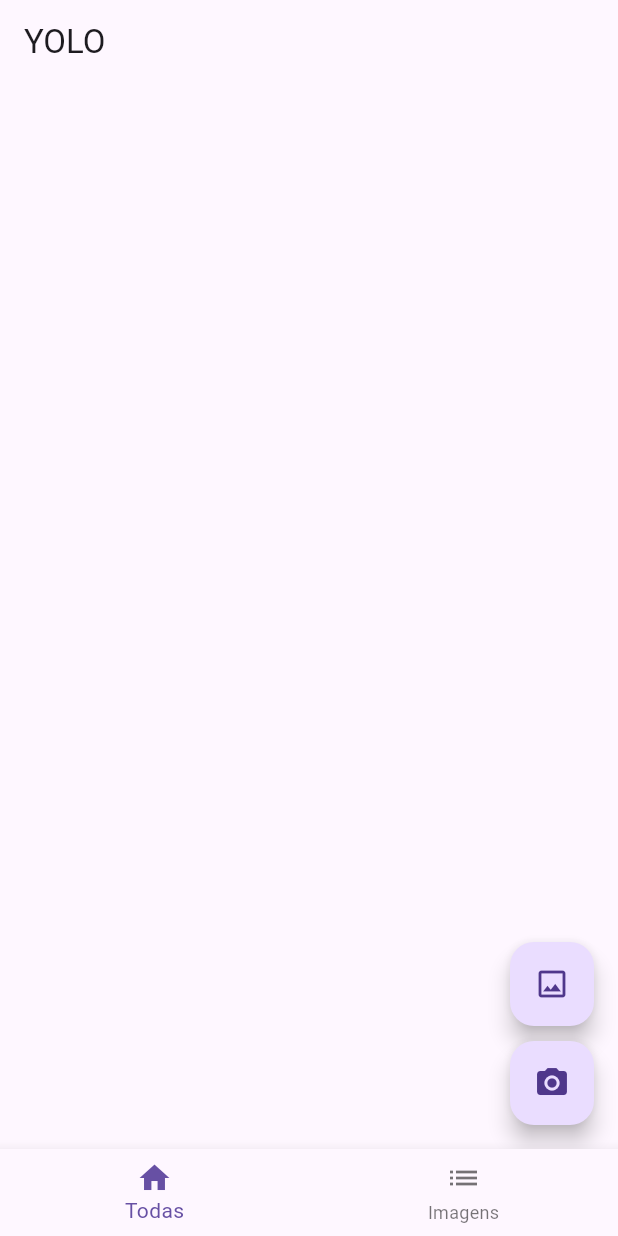
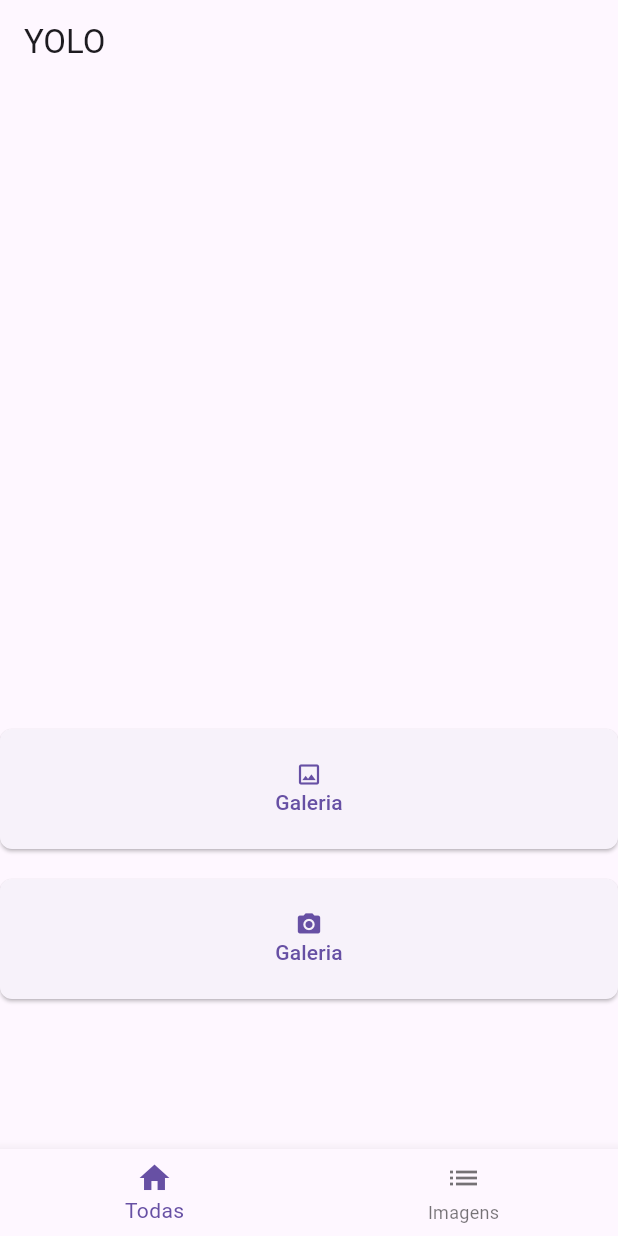
Before and after one commit to Willians-S-S/yolo_flutter, a Flutter app: the screen it shows after launch, on a phone screen of 412 x 824 dp. Run offline on Flutter 3.47's test engine with Material 2 defaults, Android fonts, the phone set to English and light mode, and no system bars; our stand-ins replace image_picker; missing offline and left inert: tflite_flutter.

Commit message:
REFACTOR - Mudanças nos botões

```diff
--- a/lib/pages/home_page.dart
+++ b/lib/pages/home_page.dart
@@ -88,17 +88,14 @@ class _HomePageState extends State<HomePage> {
       inferenceOutput = model.infer(image);
       updatePostprocess();
     }
-
   }
 
   @override
   Widget build(BuildContext context) {
     final bboxesColors = List<Color>.generate(
       numClasses,
-      (_) =>
-          Color((Random().nextDouble() * 0xFFFFFF).toInt()).withOpacity(1.0),
+      (_) => Color((Random().nextDouble() * 0xFFFFFF).toInt()).withOpacity(1.0),
     );
-
 
     final double displayWidth = MediaQuery.of(context).size.width;
     late double resizeFactor;
@@ -133,52 +130,6 @@ class _HomePageState extends State<HomePage> {
 
     return Scaffold(
       appBar: AppBar(title: const Text('YOLO')),
-      floatingActionButton: Column(
-        mainAxisAlignment: MainAxisAlignment.end,
-        children: [
-          // Fazer uma função para diminuir o código repetido nos botões
-
-          FloatingActionButton(
-            child: const Icon(Icons.image_outlined),
-            onPressed: () async {
-              final XFile? newImageFile =
-                  await picker.pickImage(source: ImageSource.gallery);
-              if (newImageFile != null) {
-                setState(() {
-                  imageFile = File(newImageFile.path);
-                });
-                final image =
-                    img.decodeImage(await newImageFile.readAsBytes())!;
-                imageWidth = image.width;
-                imageHeight = image.height;
-                inferenceOutput = model.infer(image);
-                updatePostprocess();
-              }
-            },
-          ),
-          const SizedBox(
-            height: 10,
-          ),
-          FloatingActionButton(
-            child: const Icon(Icons.camera_alt),
-            onPressed: () async {
-              final XFile? newImageFile =
-                  await picker.pickImage(source: ImageSource.camera);
-              if (newImageFile != null) {
-                setState(() {
-                  imageFile = File(newImageFile.path);
-                });
-                final image =
-                    img.decodeImage(await newImageFile.readAsBytes())!;
-                imageWidth = image.width;
-                imageHeight = image.height;
-                inferenceOutput = model.infer(image);
-                updatePostprocess();
-              }
-            },
-          ),
-        ],
-      ),
       body: ListView(
         children: [
           SizedBox(
@@ -194,7 +145,66 @@ class _HomePageState extends State<HomePage> {
             ),
           ),
           const SizedBox(height: 30),
-          // foi tirado código daqui
+
+          SizedBox(
+            width: 30,
+            height: 80,
+            child: ElevatedButton(
+              onPressed: () async {
+                await pick(ImageSource.gallery);
+              },
+
+              style: ButtonStyle(
+                fixedSize: MaterialStateProperty.all(const Size(30, 120)),
+
+                shape: MaterialStateProperty.all<RoundedRectangleBorder>(
+                  RoundedRectangleBorder(
+                    borderRadius: BorderRadius.circular(8.0),
+                  ),
+                ),
+              ),
+
+              child: const Column(
+                mainAxisAlignment: MainAxisAlignment.center,
+                children: [
+                  Icon(Icons.image_outlined),
+                  Text("Galeria"),
+                ],
+              ),
+            ),
+          ),
+
+          const SizedBox(
+            height: 20,
+          ),
+
+          SizedBox(
+            width: 30,
+            height: 80,
+            child: ElevatedButton(
+              onPressed: () async {
+                await pick(ImageSource.gallery);
+              },
+
+              style: ButtonStyle(
+                fixedSize: MaterialStateProperty.all(const Size(30, 120)),
+
+                shape: MaterialStateProperty.all<RoundedRectangleBorder>(
+                  RoundedRectangleBorder(
+                    borderRadius: BorderRadius.circular(8.0),
+                  ),
+                ),
+              ),
+
+              child: const Column(
+                mainAxisAlignment: MainAxisAlignment.center,
+                children: [
+                  Icon(Icons.camera_alt),
+                  Text("Galeria"),
+                ],
+              ),
+            ),
+          ),
         ],
       ),
     );
```
